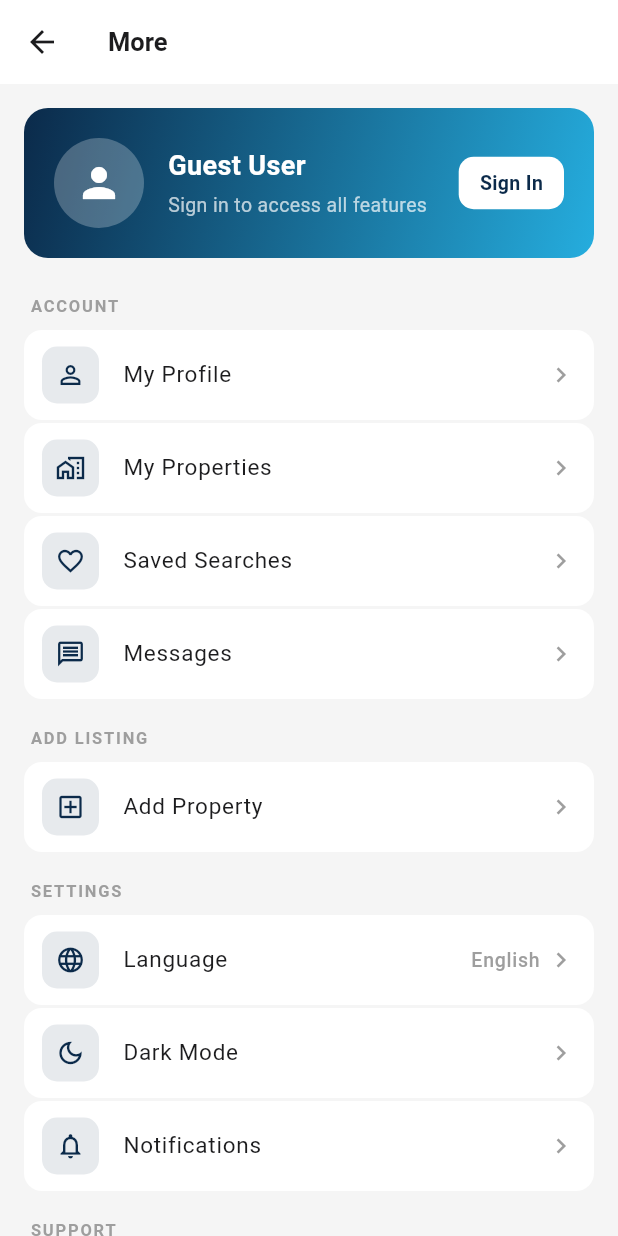
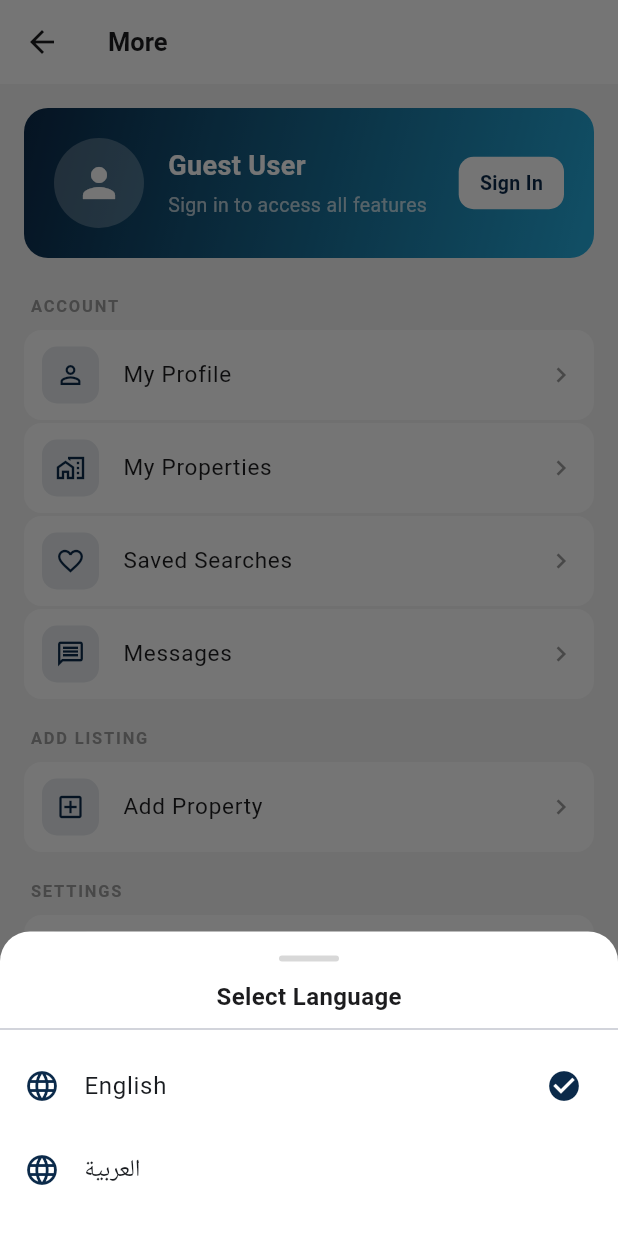
Before and after one commit to AhmedShalaby9/Jeeran-App, a Flutter app: the MorePage screen opened directly, after a tap on "My Profile", on a phone screen of 412 x 824 dp. Run offline on Flutter 3.47's test engine with Material 3 defaults, Android fonts, the phone set to English and light mode, and no system bars; our stand-ins replace cached_network_image, dartz, dio, easy_localization, equatable, flutter_bloc and 7 more; accounts and stored records are empty; network calls fail.

Commit message:
feat(more): add language selector and localize more page

```diff
--- a/lib/features/more/presentation/pages/more_page.dart
+++ b/lib/features/more/presentation/pages/more_page.dart
@@ -1,14 +1,78 @@
 import 'package:flutter/material.dart';
+import 'package:easy_localization/easy_localization.dart';
+import '../../../../core/storage/app_storage.dart';
 import '../../../../core/utils/app_colors.dart';
 
 class MorePage extends StatelessWidget {
   const MorePage({super.key});
 
+  void _showLanguageSheet(BuildContext context) {
+    showModalBottomSheet(
+      context: context,
+      backgroundColor: Colors.white,
+      shape: const RoundedRectangleBorder(
+        borderRadius: BorderRadius.vertical(top: Radius.circular(20)),
+      ),
+      builder: (_) => SafeArea(
+        child: Padding(
+          padding: const EdgeInsets.symmetric(vertical: 16),
+          child: Column(
+            mainAxisSize: MainAxisSize.min,
+            children: [
+              Container(
+                width: 40,
+                height: 4,
+                decoration: BoxDecoration(
+                  color: AppColors.grey.withValues(alpha: 0.4),
+                  borderRadius: BorderRadius.circular(2),
+                ),
+              ),
+              const SizedBox(height: 12),
+              Text(
+                'language.select'.tr(),
+                style: const TextStyle(
+                  fontSize: 16,
+                  fontWeight: FontWeight.bold,
+                  color: AppColors.onBackground,
+                ),
+              ),
+              const Divider(height: 20),
+              ListTile(
+                leading: const Icon(Icons.language, color: AppColors.primary),
+                title: Text('language.english'.tr()),
+                trailing: context.locale.languageCode == 'en'
+                    ? const Icon(Icons.check_circle, color: AppColors.primary)
+                    : null,
+                onTap: () async {
+                  await context.setLocale(const Locale('en'));
+                  await AppStorage.setLanguage('en');
+                  if (context.mounted) Navigator.pop(context);
+                },
+              ),
+              ListTile(
+                leading: const Icon(Icons.language, color: AppColors.primary),
+                title: Text('language.arabic'.tr()),
+                trailing: context.locale.languageCode == 'ar'
+                    ? const Icon(Icons.check_circle, color: AppColors.primary)
+                    : null,
+                onTap: () async {
+                  await context.setLocale(const Locale('ar'));
+                  await AppStorage.setLanguage('ar');
+                  if (context.mounted) Navigator.pop(context);
+                },
+              ),
+            ],
+          ),
+        ),
+      ),
+    );
+  }
+
   @override
   Widget build(BuildContext context) {
     return Scaffold(
       backgroundColor: AppColors.background,
-      appBar: const AppBar(title: Text('More')),
+      appBar: AppBar(title: Text('more.title'.tr())),
       body: ListView(
         padding: const EdgeInsets.all(16),
         children: [
@@ -32,15 +96,19 @@ class MorePage extends StatelessWidget {
                     color: Colors.white.withValues(alpha: 0.25),
                     shape: BoxShape.circle,
                   ),
-                  child: const Icon(Icons.person, color: Colors.white, size: 32),
+                  child: const Icon(
+                    Icons.person,
+                    color: Colors.white,
+                    size: 32,
+                  ),
                 ),
                 const SizedBox(width: 16),
-                const Expanded(
+                Expanded(
                   child: Column(
                     crossAxisAlignment: CrossAxisAlignment.start,
                     children: [
                       Text(
-                        'Guest User',
+                        'more.guest_user'.tr(),
                         style: TextStyle(
                           color: Colors.white,
                           fontSize: 18,
@@ -49,23 +117,23 @@ class MorePage extends StatelessWidget {
                       ),
                       SizedBox(height: 4),
                       Text(
-                        'Sign in to access all features',
-                        style: TextStyle(
-                          color: Colors.white70,
-                          fontSize: 13,
-                        ),
+                        'more.sign_in_prompt'.tr(),
+                        style: TextStyle(color: Colors.white70, fontSize: 13),
                       ),
                     ],
                   ),
                 ),
                 Container(
-                  padding: const EdgeInsets.symmetric(horizontal: 14, vertical: 8),
+                  padding: const EdgeInsets.symmetric(
+                    horizontal: 14,
+                    vertical: 8,
+                  ),
                   decoration: BoxDecoration(
                     color: Colors.white,
                     borderRadius: BorderRadius.circular(10),
                   ),
                   child: Text(
-                    'Sign In',
+                    'more.sign_in'.tr(),
                     style: TextStyle(
                       color: AppColors.primary,
                       fontWeight: FontWeight.bold,
@@ -79,31 +147,80 @@ class MorePage extends StatelessWidget {
 
           const SizedBox(height: 24),
 
-          _SectionHeader(title: 'Account'),
-          _MoreTile(icon: Icons.person_outline, label: 'My Profile', onTap: () {}),
-          _MoreTile(icon: Icons.home_work_outlined, label: 'My Properties', onTap: () {}),
-          _MoreTile(icon: Icons.favorite_border, label: 'Saved Searches', onTap: () {}),
-          _MoreTile(icon: Icons.message_outlined, label: 'Messages', onTap: () {}),
+          _SectionHeader(title: 'more.account'.tr()),
+          _MoreTile(
+            icon: Icons.person_outline,
+            label: 'more.my_profile'.tr(),
+            onTap: () => _showLanguageSheet(context),
+          ),
+          _MoreTile(
+            icon: Icons.home_work_outlined,
+            label: 'more.my_properties'.tr(),
+            onTap: () {},
+          ),
+          _MoreTile(
+            icon: Icons.favorite_border,
+            label: 'more.saved_searches'.tr(),
+            onTap: () {},
+          ),
+          _MoreTile(
+            icon: Icons.message_outlined,
+            label: 'more.messages'.tr(),
+            onTap: () {},
+          ),
 
           const SizedBox(height: 16),
 
-          _SectionHeader(title: 'Add Listing'),
-          _MoreTile(icon: Icons.add_box_outlined, label: 'Add Property', onTap: () {}),
+          _SectionHeader(title: 'more.add_listing'.tr()),
+          _MoreTile(
+            icon: Icons.add_box_outlined,
+            label: 'more.add_property'.tr(),
+            onTap: () {},
+          ),
 
           const SizedBox(height: 16),
 
-          _SectionHeader(title: 'Settings'),
-          _MoreTile(icon: Icons.language_outlined, label: 'Language', trailing: 'English', onTap: () {}),
-          _MoreTile(icon: Icons.dark_mode_outlined, label: 'Dark Mode', onTap: () {}),
-          _MoreTile(icon: Icons.notifications_outlined, label: 'Notifications', onTap: () {}),
+          _SectionHeader(title: 'more.settings'.tr()),
+          _MoreTile(
+            icon: Icons.language_outlined,
+            label: 'more.language'.tr(),
+            trailing: context.locale.languageCode == 'ar' ? 'language.arabic'.tr() : 'language.english'.tr(),
+            onTap: () {},
+          ),
+          _MoreTile(
+            icon: Icons.dark_mode_outlined,
+            label: 'more.dark_mode'.tr(),
+            onTap: () {},
+          ),
+          _MoreTile(
+            icon: Icons.notifications_outlined,
+            label: 'more.notifications'.tr(),
+            onTap: () {},
+          ),
 
           const SizedBox(height: 16),
 
-          _SectionHeader(title: 'Support'),
-          _MoreTile(icon: Icons.info_outline, label: 'About Jeeran', onTap: () {}),
-          _MoreTile(icon: Icons.headset_mic_outlined, label: 'Contact Us', onTap: () {}),
-          _MoreTile(icon: Icons.policy_outlined, label: 'Privacy Policy', onTap: () {}),
-          _MoreTile(icon: Icons.description_outlined, label: 'Terms of Service', onTap: () {}),
+          _SectionHeader(title: 'more.support'.tr()),
+          _MoreTile(
+            icon: Icons.info_outline,
+            label: 'more.about'.tr(),
+            onTap: () {},
+          ),
+          _MoreTile(
+            icon: Icons.headset_mic_outlined,
+            label: 'more.contact_us'.tr(),
+            onTap: () {},
+          ),
+          _MoreTile(
+            icon: Icons.policy_outlined,
+            label: 'more.privacy_policy'.tr(),
+            onTap: () {},
+          ),
+          _MoreTile(
+            icon: Icons.description_outlined,
+            label: 'more.terms_of_service'.tr(),
+            onTap: () {},
+          ),
 
           const SizedBox(height: 24),
         ],
@@ -172,7 +289,10 @@ class _MoreTile extends StatelessWidget {
             ? Row(
                 mainAxisSize: MainAxisSize.min,
                 children: [
-                  Text(trailing!, style: TextStyle(color: AppColors.grey, fontSize: 13)),
+                  Text(
+                    trailing!,
+                    style: TextStyle(color: AppColors.grey, fontSize: 13),
+                  ),
                   const SizedBox(width: 4),
                   Icon(Icons.chevron_right, color: AppColors.grey, size: 20),
                 ],
```
